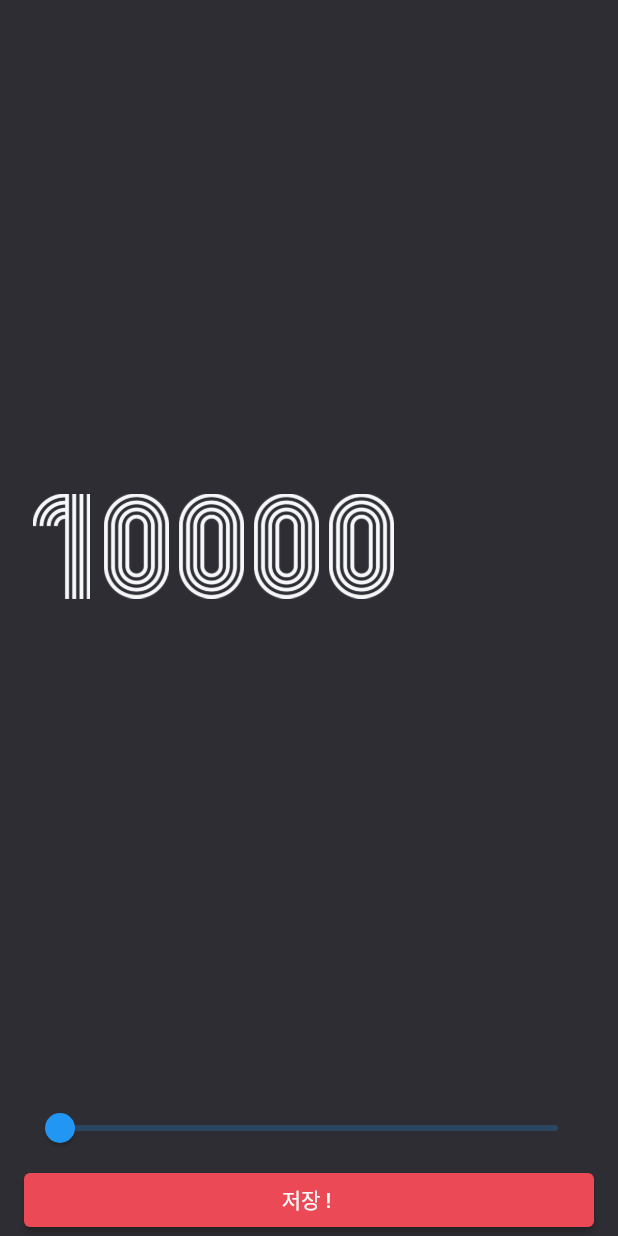
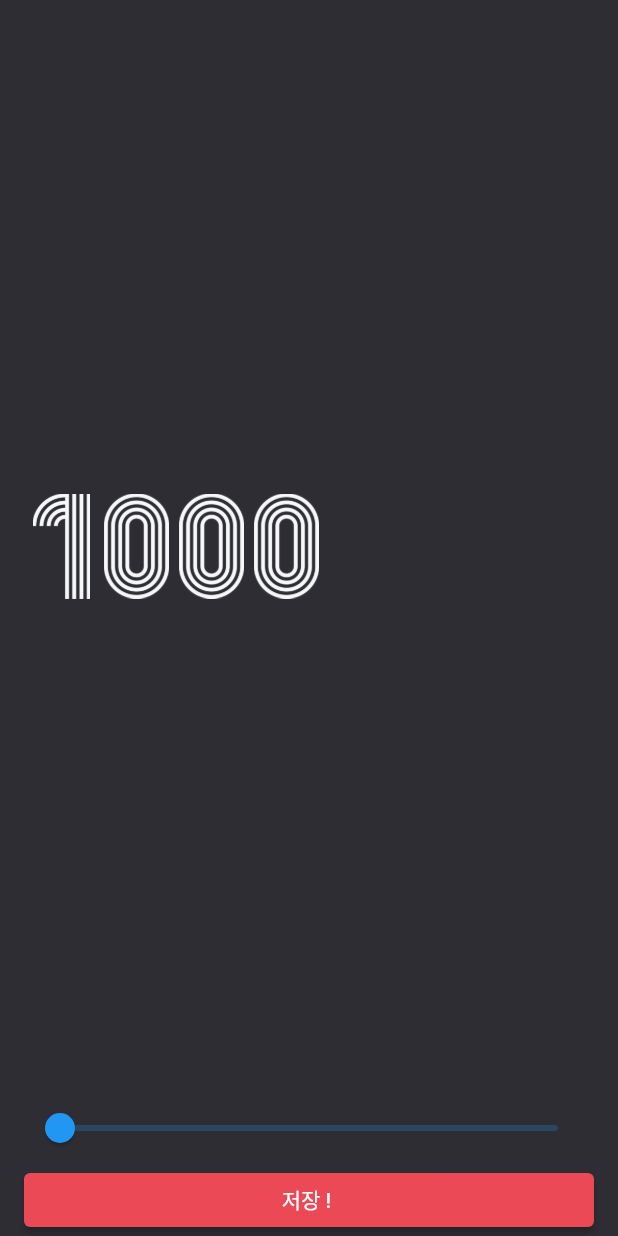
Before and after one commit to tjdans345/random_ranom_project, a Flutter app: the screen it shows after launch, after a tap on the "settings" icon, on a phone screen of 412 x 824 dp. Run offline on Flutter 3.47's test engine with Material 2 defaults, Android fonts, the phone set to English and light mode, and no system bars.

Commit message:
20230110 Meteor : [Code] - coder Refactoring

```diff
--- /dev/null
+++ b/lib/component/number_row.dart
@@ -0,0 +1,25 @@
+
+// component 에는 여러 위젯에서 사용하는 중복되는 기능들을 따로 분리해서 빼놓으면 좋다
+import 'package:flutter/material.dart';
+
+class NumberRow extends StatelessWidget {
+
+  final int number;
+
+  const NumberRow({required this.number, Key? key}) : super(key: key);
+
+  @override
+  Widget build(BuildContext context) {
+    return Row(
+      children: number
+          .toString()
+          .split("")
+          .map((number) => Image.asset(
+        "asset/img/$number.png",
+        width: 50.0,
+        height: 70.0,
+      ))
+          .toList(),
+    );
+  }
+}
--- a/lib/screen/home_screen.dart
+++ b/lib/screen/home_screen.dart
@@ -1,6 +1,7 @@
 import 'dart:math';
 
 import 'package:flutter/material.dart';
+import 'package:random_number/component/number_row.dart';
 import 'package:random_number/constant/color.dart';
 import 'package:random_number/screen/setting_screen.dart';
 
@@ -13,6 +14,7 @@ class HomeScreen extends StatefulWidget {
 
 class _HomeScreenState extends State<HomeScreen> {
   List<int> randomNumbers = [123,456,789];
+  int maxNumber = 1000;
 
   @override
   Widget build(BuildContext context) {
@@ -24,7 +26,7 @@ class _HomeScreenState extends State<HomeScreen> {
           child: Column(
             crossAxisAlignment: CrossAxisAlignment.start,
             children: [
-              const _Header(),
+              _Header(onPressed: onSettingsPop),
               _Body(randomNumbers: randomNumbers,),
               _Footer(buttonPressed: onRandomNumberGenerate)
             ],
@@ -34,12 +36,26 @@ class _HomeScreenState extends State<HomeScreen> {
     );
   }
 
+  void onSettingsPop () async {
+      final result = await Navigator.of(context).push<int>(MaterialPageRoute(builder: (BuildContext context) {
+        return SettingsScreen(maxNumber: maxNumber,);
+      }));
+
+      if(result != null) {
+        setState(() {
+          maxNumber = result;
+        });
+      }
+
+}
+
+
   /// 랜덤 난수 생성 함수
   void onRandomNumberGenerate() {
     final rand = Random();
     final Set<int> newNumbers = {};
     while(newNumbers.length != 3) {
-      newNumbers.add(rand.nextInt(1000));
+      newNumbers.add(rand.nextInt(maxNumber));
     }
     setState(() {
       randomNumbers = newNumbers.toList();
@@ -48,7 +64,8 @@ class _HomeScreenState extends State<HomeScreen> {
 }
 
 class _Header extends StatelessWidget {
-  const _Header({Key? key}) : super(key: key);
+  final VoidCallback onPressed;
+  const _Header({required this.onPressed, Key? key}) : super(key: key);
 
   @override
   Widget build(BuildContext context) {
@@ -63,11 +80,8 @@ class _Header extends StatelessWidget {
               fontWeight: FontWeight.w700),
         ),
         IconButton(
-            onPressed: () {
-              Navigator.of(context).push(MaterialPageRoute(builder: (BuildContext context) {
-                return SettingsScreen();
-              }));
-            },
+          // async 로 페이지 데이터를 전달 받는다.
+            onPressed: onPressed,
             // const 를 사용하면 위젯 인스턴스를 처음 한 번 생성하고
             // 그 이후에 빌드가 일어나도 처음 만들어졌던 위젯을 사용한다.
             icon: const Icon(
@@ -96,17 +110,7 @@ class _Body extends StatelessWidget {
               .entries // key, value 값을 들고 올 수 있게 해준다.
               .map((element) => Padding(
             padding: EdgeInsets.only(bottom: element.value == randomNumbers.last ? 0 : 16.0 ),
-            child: Row(
-              children: element.value
-                  .toString()
-                  .split("")
-                  .map((number) => Image.asset(
-                "asset/img/$number.png",
-                width: 50.0,
-                height: 70.0,
-              ))
-                  .toList(),
-            ),
+            child: NumberRow(number: element.value),
           ))
               .toList()),
     );
--- a/lib/screen/setting_screen.dart
+++ b/lib/screen/setting_screen.dart
@@ -1,15 +1,29 @@
 import 'package:flutter/material.dart';
+import 'package:random_number/component/number_row.dart';
 import 'package:random_number/constant/color.dart';
 
 class SettingsScreen extends StatefulWidget {
-  const SettingsScreen({Key? key}) : super(key: key);
+
+  final int maxNumber;
+
+
+  const SettingsScreen({required this.maxNumber, Key? key}) : super(key: key);
   @override
   State<SettingsScreen> createState() => _SettingsScreenState();
 }
 
 class _SettingsScreenState extends State<SettingsScreen> {
 
-  double maxNumber = 10000;
+  // widget 을 사용 할 수 없는 이유는
+  // State 는 StatefulWidget 이 생성되기전에 즉 State 가 StatefulWidget 에 붙기 전에
+  // 미리 생성되기 때문에 widget 으로 접근할 수 없다.
+  double maxNumber = 1000;
+
+  @override
+  void initState() {
+    super.initState();
+    maxNumber = widget.maxNumber.toDouble();
+  }
 
   @override
   Widget build(BuildContext context) {
@@ -19,41 +33,70 @@ class _SettingsScreenState extends State<SettingsScreen> {
         child: Padding(
           padding: const EdgeInsets.symmetric(horizontal: 16.0),
           child: Column(
-            crossAxisAlignment: CrossAxisAlignment.stretch,
+            // crossAxisAlignment: CrossAxisAlignment.stretch,
             children: [
-              Expanded(
-                child: Row(
-                  children: maxNumber.toInt().toString().split("").map((e) => Image.asset(
-                    "asset/img/$e.png",
-                    width: 50.0,
-                    height: 70.0,
-                  )).toList(),
-                ),
-              ),
-              Slider(
-                  value: maxNumber,
-                  min: 10000,
-                  max: 1000000,
-                  onChanged: (double val) {
-                    setState((){
-                      maxNumber = val;
-                    });
-                  }
-              ),
-              ElevatedButton(
-                  style: ElevatedButton.styleFrom(
-                    primary: redColor
-                  ),
-                  onPressed: () {
-                    // pop 을 할 때 홈 스크린으로 데이터를 전달해줘야한다.
-                    // 파라미터로 전달하도록 하자
-                    Navigator.of(context).pop();
-                  },
-                  child: Text("저장 ! "))
+              _Body(maxNumber: maxNumber),
+              _Footer(maxNumber: maxNumber, onSliced: onSlicedChanged, onButtonPressed: onButtonPressed)
             ],
           ),
         ),
       )
     );
   }
+
+  void onSlicedChanged (double val) {
+    setState((){
+      maxNumber = val;
+    });
+  }
+
+  void onButtonPressed () {
+    // pop 을 할 때 홈 스크린으로 데이터를 전달해줘야한다.
+    // 파라미터로 전달하도록 하자
+    Navigator.of(context).pop(maxNumber.toInt());
+  }
+
 }
+
+
+
+class _Body extends StatelessWidget {
+  final double maxNumber;
+  const _Body({required this.maxNumber, Key? key}) : super(key: key);
+
+  @override
+  Widget build(BuildContext context) {
+    return Expanded(
+      child: NumberRow(number: maxNumber.toInt()),
+    );
+  }
+}
+
+class _Footer extends StatelessWidget {
+  final double maxNumber;
+  final ValueChanged<double> onSliced;
+  final VoidCallback onButtonPressed;
+
+  const _Footer({required this.maxNumber, required this.onSliced, required this.onButtonPressed, Key? key}) : super(key: key);
+
+  @override
+  Widget build(BuildContext context) {
+    return Column(
+      crossAxisAlignment: CrossAxisAlignment.stretch,
+      children: [
+        Slider(
+            value: maxNumber,
+            min: 1000,
+            max: 100000,
+            onChanged: onSliced
+        ),
+        ElevatedButton(
+            style: ElevatedButton.styleFrom(
+                primary: redColor
+            ),
+            onPressed: onButtonPressed,
+            child: Text("저장 ! "))
+      ],
+    );
+  }
+}
```
